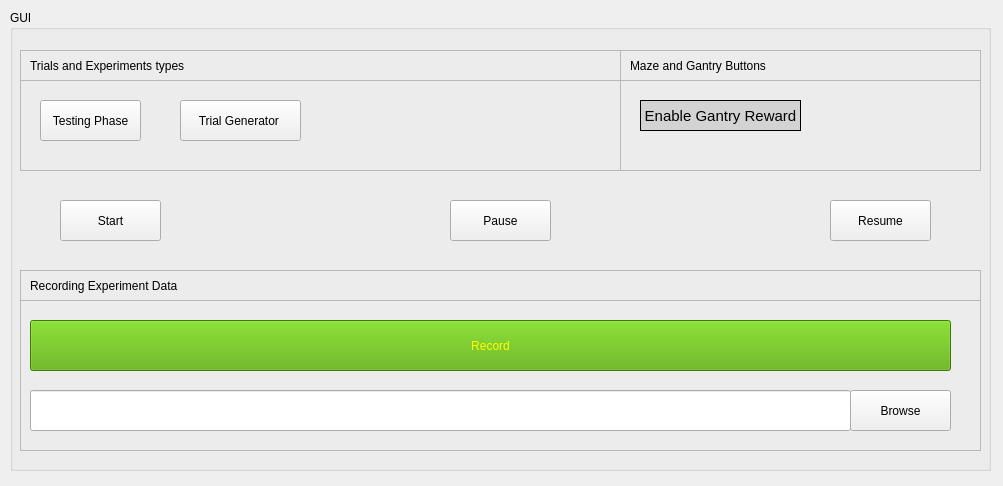
This is src/omniroute_operation/src/single_T_maze/single_T_maze_interface.ui in NC4Lab/omniroute_ubuntu_ws as Qt 5 draws it before an edit. The edited form follows.
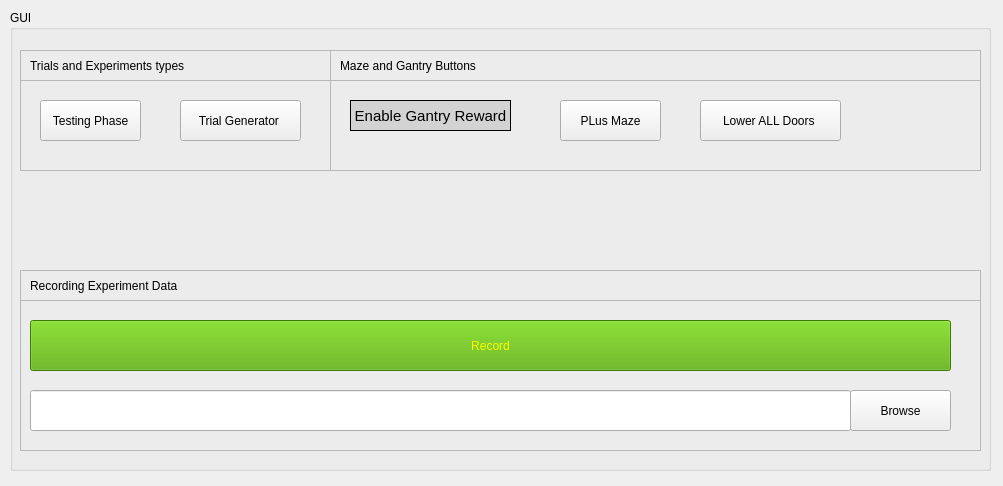
This is the edited form.

Commit message: final decision about the start, pause, and resume buttons

```diff
--- a/src/omniroute_operation/src/single_T_maze/single_T_maze_interface.ui
+++ b/src/omniroute_operation/src/single_T_maze/single_T_maze_interface.ui
@@ -87,9 +87,9 @@
    <widget class="QFrame" name="frame_7">
     <property name="geometry">
      <rect>
-      <x>610</x>
+      <x>320</x>
       <y>70</y>
-      <width>361</width>
+      <width>651</width>
       <height>91</height>
      </rect>
     </property>
@@ -140,13 +140,39 @@
       <bool>true</bool>
      </property>
     </widget>
+    <widget class="QPushButton" name="plusMazeBtn">
+     <property name="geometry">
+      <rect>
+       <x>230</x>
+       <y>20</y>
+       <width>101</width>
+       <height>41</height>
+      </rect>
+     </property>
+     <property name="text">
+      <string>PLus Maze</string>
+     </property>
+    </widget>
+    <widget class="QPushButton" name="lowerAllDoorsBtn">
+     <property name="geometry">
+      <rect>
+       <x>370</x>
+       <y>20</y>
+       <width>141</width>
+       <height>41</height>
+      </rect>
+     </property>
+     <property name="text">
+      <string>Lower ALL Doors </string>
+     </property>
+    </widget>
    </widget>
    <widget class="QFrame" name="frame_8">
     <property name="geometry">
      <rect>
-      <x>610</x>
+      <x>320</x>
       <y>40</y>
-      <width>361</width>
+      <width>651</width>
       <height>31</height>
      </rect>
     </property>
@@ -191,7 +217,7 @@
      <rect>
       <x>10</x>
       <y>70</y>
-      <width>601</width>
+      <width>311</width>
       <height>91</height>
      </rect>
     </property>
@@ -233,7 +259,7 @@
      <rect>
       <x>10</x>
       <y>40</y>
-      <width>601</width>
+      <width>311</width>
       <height>31</height>
      </rect>
     </property>
@@ -260,7 +286,7 @@
    <widget class="QLabel" name="label_6">
     <property name="geometry">
      <rect>
-      <x>620</x>
+      <x>330</x>
       <y>40</y>
       <width>231</width>
       <height>31</height>
@@ -270,45 +296,6 @@
      <string>Maze and Gantry Buttons</string>
     </property>
    </widget>
-   <widget class="QPushButton" name="startBtn">
-    <property name="geometry">
-     <rect>
-      <x>50</x>
-      <y>190</y>
-      <width>101</width>
-      <height>41</height>
-     </rect>
-    </property>
-    <property name="text">
-     <string>Start</string>
-    </property>
-   </widget>
-   <widget class="QPushButton" name="pauseBtn">
-    <property name="geometry">
-     <rect>
-      <x>440</x>
-      <y>190</y>
-      <width>101</width>
-      <height>41</height>
-     </rect>
-    </property>
-    <property name="text">
-     <string>Pause</string>
-    </property>
-   </widget>
-   <widget class="QPushButton" name="resumeBtn">
-    <property name="geometry">
-     <rect>
-      <x>820</x>
-      <y>190</y>
-      <width>101</width>
-      <height>41</height>
-     </rect>
-    </property>
-    <property name="text">
-     <string>Resume</string>
-    </property>
-   </widget>
    <zorder>frame_7</zorder>
    <zorder>frame_6</zorder>
    <zorder>frame_8</zorder>
```
Left out of the diff: 3 changed lines with no effect on the pictures. The commit also changes 5 other files.
